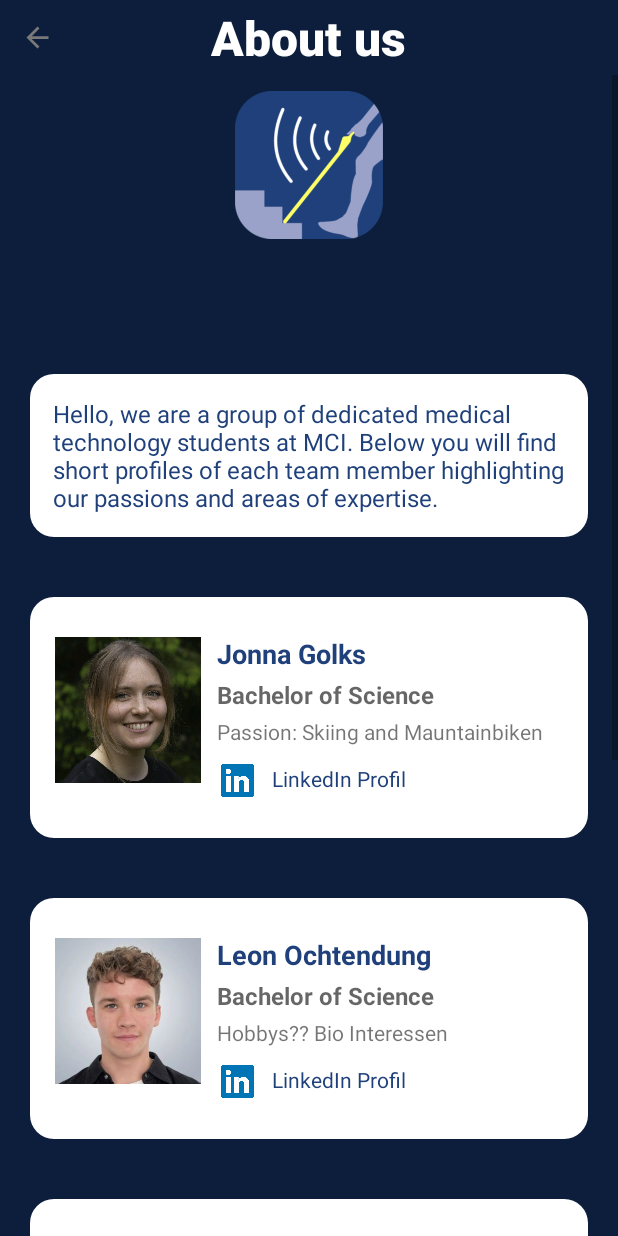
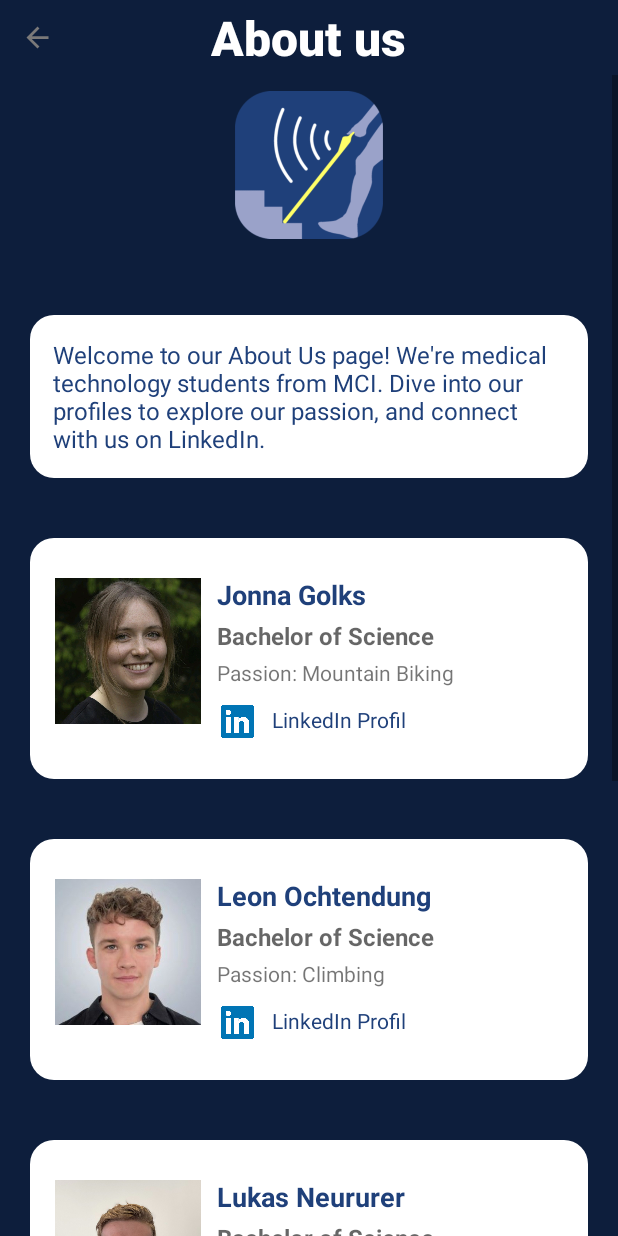
Before and after one commit to lenaGlei/Artifical_Eye, an Android app: the AboutUs screen opened directly, with no data from a screen before it, on a phone screen of 412 x 824 dp. Run offline under Robolectric (Android 15) with nearby library versions, the phone set to English and light mode, and no system bars.

Commit message:
about us aufräumen

```diff
--- a/app/src/main/java/com/example/app_yeongmi/AboutUs.java
+++ b/app/src/main/java/com/example/app_yeongmi/AboutUs.java
@@ -15,7 +15,7 @@ public class AboutUs extends AppCompatActivity {
         super.onCreate(savedInstanceState);
         setContentView(R.layout.activity_about_us);
 
-
+        //  Back button to navigate to the Main Settings screen
         ImageView imageViewBack = findViewById(R.id.btn_backSetting);
         imageViewBack.setOnClickListener(new View.OnClickListener() {
             @Override
@@ -25,6 +25,8 @@ public class AboutUs extends AppCompatActivity {
             }
         });
 
+        // Image set to personal profilpicture
+        // Linkedin Button set to personal likedin profil url
         ImageView linkdinJonna_btn = findViewById(R.id.linkdinJonna_btn);
         linkdinJonna_btn.setOnClickListener(new View.OnClickListener() {
             @Override
--- a/app/src/main/res/layout/activity_about_us.xml
+++ b/app/src/main/res/layout/activity_about_us.xml
@@ -8,7 +8,7 @@ android:background="@color/blueHintergrund"
 android:orientation="vertical"
 tools:context=".AboutUs">
 
-<!-- Kopfzeile mit Zurück-Pfeil und Titel -->
+<!-- Headline with back arrow and title -->
 <RelativeLayout
     android:layout_width="match_parent"
     android:layout_height="wrap_content">
@@ -52,18 +52,6 @@ tools:context=".AboutUs">
             android:src="@drawable/icon" />
 
 
-        <TextView
-            android:layout_width="wrap_content"
-            android:layout_height="wrap_content"
-            android:layout_gravity="center"
-            android:layout_marginTop="10dp"
-            android:id="@+id/username"
-            android:fontFamily="sans-serif-medium"
-            android:textColor="@color/white"
-            android:textSize="22sp"
-            android:textStyle="bold"
-            />
-
         <LinearLayout
             android:background="@drawable/rounded_background"
             android:layout_width="match_parent"
@@ -75,7 +63,7 @@ tools:context=".AboutUs">
             android:padding="15dp"
             >
 
-            <!--beschriebung-->
+            <!--Discription -->
             <RelativeLayout
                 android:layout_marginTop="0dp"
                 android:layout_width="match_parent"
@@ -84,7 +72,7 @@ tools:context=".AboutUs">
                 <TextView
                     android:layout_width="wrap_content"
                     android:layout_height="wrap_content"
-                    android:text="Hello, we are a group of dedicated medical technology students at MCI. Below you will find short profiles of each team member highlighting our passions and areas of expertise."
+                    android:text="Welcome to our About Us page! We're medical technology students from MCI. Dive into our profiles to explore our passion, and connect with us on LinkedIn."
                     android:textColor="@color/blue"
                     android:textSize="16sp"/>
 
@@ -148,7 +136,7 @@ tools:context=".AboutUs">
                     android:layout_height="wrap_content"
                     android:layout_below="@+id/titleJonna"
                     android:layout_toEndOf="@+id/picJonna"
-                    android:text="Passion: Skiing and Mauntainbiken"
+                    android:text="Passion: Mountain Biking"
                     android:textSize="14sp"
                     android:layout_marginTop="4dp"/>
 
@@ -230,7 +218,7 @@ tools:context=".AboutUs">
                     android:layout_height="wrap_content"
                     android:layout_below="@+id/titleLeon"
                     android:layout_toEndOf="@+id/picLeon"
-                    android:text="Hobbys?? Bio Interessen"
+                    android:text="Passion: Climbing"
                     android:textSize="14sp"
                     android:layout_marginTop="4dp"/>
 
@@ -310,7 +298,7 @@ tools:context=".AboutUs">
                     android:layout_height="wrap_content"
                     android:layout_below="@+id/titleLukas"
                     android:layout_toEndOf="@+id/picLukas"
-                    android:text="Hobbys?? Bio Interessen"
+                    android:text="Passion: Traveling"
                     android:textSize="14sp"
                     android:layout_marginTop="4dp"/>
 
@@ -392,7 +380,7 @@ tools:context=".AboutUs">
                     android:layout_height="wrap_content"
                     android:layout_below="@+id/titleTobi"
                     android:layout_toEndOf="@+id/picTobi"
-                    android:text="Hobbys?? Bio Interessen"
+                    android:text="Passion: Breakdancing"
                     android:textSize="14sp"
                     android:layout_marginTop="4dp"/>
 
--- a/app/src/main/res/layout/activity_instructions.xml
+++ b/app/src/main/res/layout/activity_instructions.xml
@@ -1,6 +1,5 @@
 <?xml version="1.0" encoding="utf-8"?>
 <LinearLayout xmlns:android="http://schemas.android.com/apk/res/android"
-    xmlns:app="http://schemas.android.com/apk/res-auto"
     xmlns:tools="http://schemas.android.com/tools"
     android:layout_width="match_parent"
     android:layout_height="match_parent"
@@ -34,8 +33,6 @@
 
     </RelativeLayout>
 
-
-
         <LinearLayout
             android:layout_width="match_parent"
             android:layout_height="wrap_content"
@@ -68,6 +65,7 @@
                     android:layout_width="match_parent"
                     android:layout_height="wrap_content">
 
+                    <!-- Instruction TextView -->
                     <TextView
                         android:id="@+id/instruction_insert"
                         android:layout_width="match_parent"
--- a/app/src/main/res/layout/activity_main_settings.xml
+++ b/app/src/main/res/layout/activity_main_settings.xml
@@ -9,7 +9,7 @@ android:background="@color/blueHintergrund"
 android:orientation="vertical"
 tools:context=".main_settings">
 
-    <!-- Kopfzeile mit Zurück-Pfeil und Titel -->
+    <!-- Headline with back arrow and title -->
 <RelativeLayout
     android:layout_width="match_parent"
     android:layout_height="wrap_content">
```
